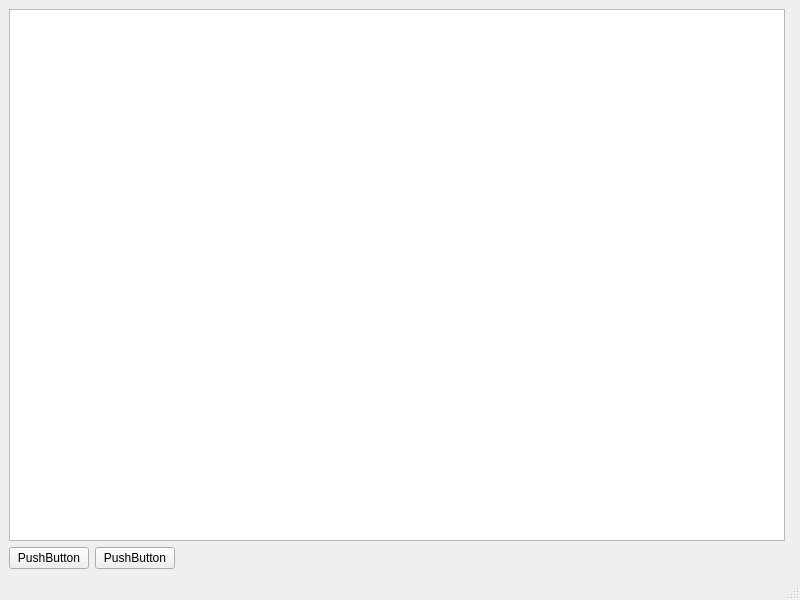
The window that Worksheet_6/Worksheet6_Exercise1_Qt/mainwindow.ui (ryderjbt/2023_20466053) describes before a commit, drawn with Qt 5.
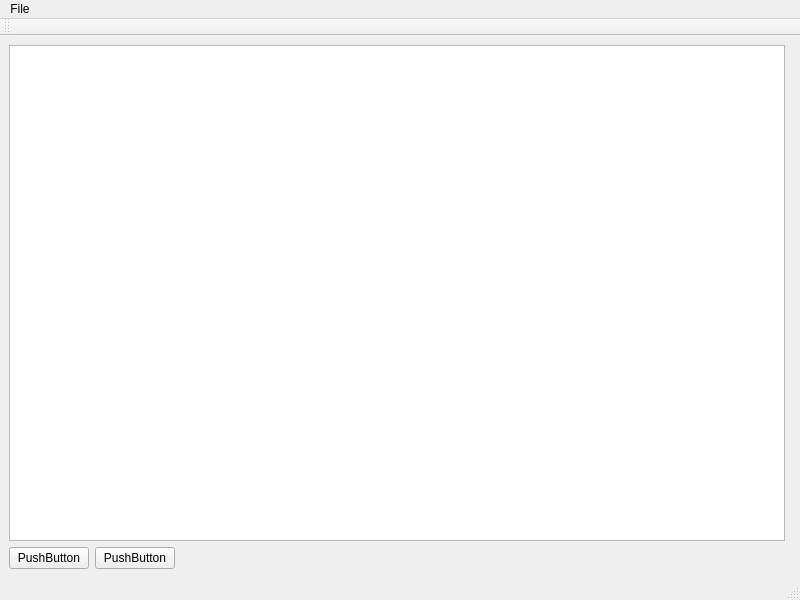
The same window after the commit.

```diff
--- a/Worksheet_6/Worksheet6_Exercise1_Qt/mainwindow.ui
+++ b/Worksheet_6/Worksheet6_Exercise1_Qt/mainwindow.ui
@@ -67,8 +67,34 @@
      <height>17</height>
     </rect>
    </property>
+   <widget class="QMenu" name="menuFile">
+    <property name="title">
+     <string>File</string>
+    </property>
+    <addaction name="actionOpen_File"/>
+   </widget>
+   <addaction name="menuFile"/>
   </widget>
   <widget class="QStatusBar" name="statusbar"/>
+  <widget class="QToolBar" name="toolBar">
+   <property name="windowTitle">
+    <string>toolBar</string>
+   </property>
+   <attribute name="toolBarArea">
+    <enum>TopToolBarArea</enum>
+   </attribute>
+   <attribute name="toolBarBreak">
+    <bool>false</bool>
+   </attribute>
+  </widget>
+  <action name="actionOpen_File">
+   <property name="text">
+    <string>Open File</string>
+   </property>
+   <property name="menuRole">
+    <enum>QAction::NoRole</enum>
+   </property>
+  </action>
  </widget>
  <resources/>
  <connections/>
```
